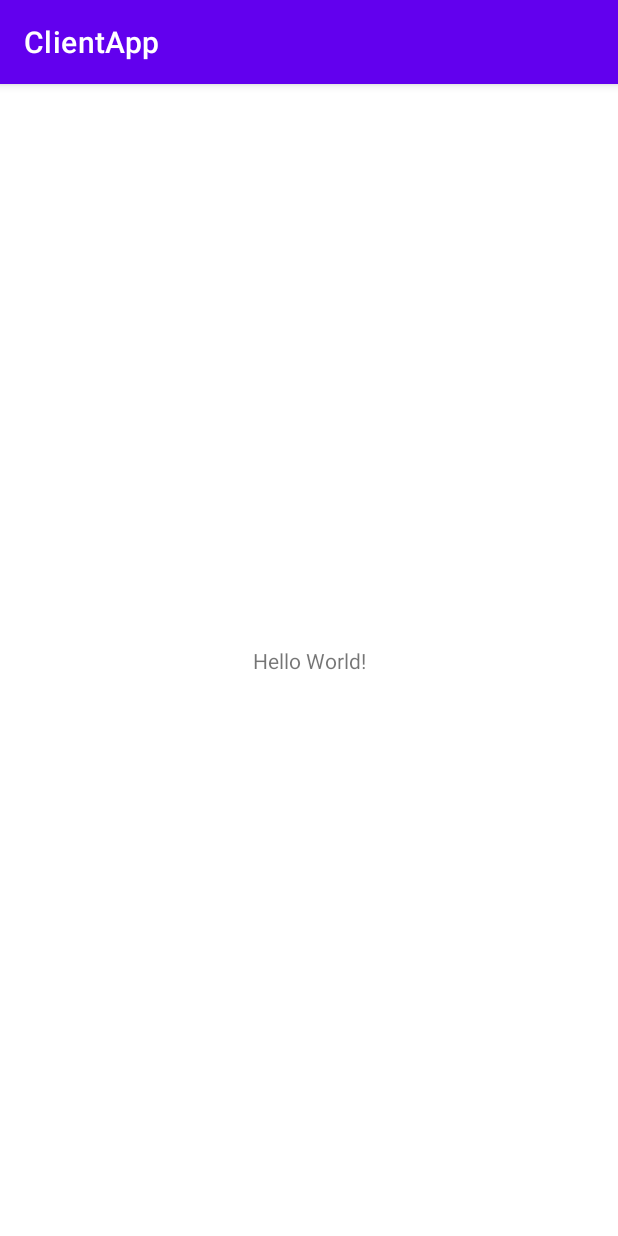
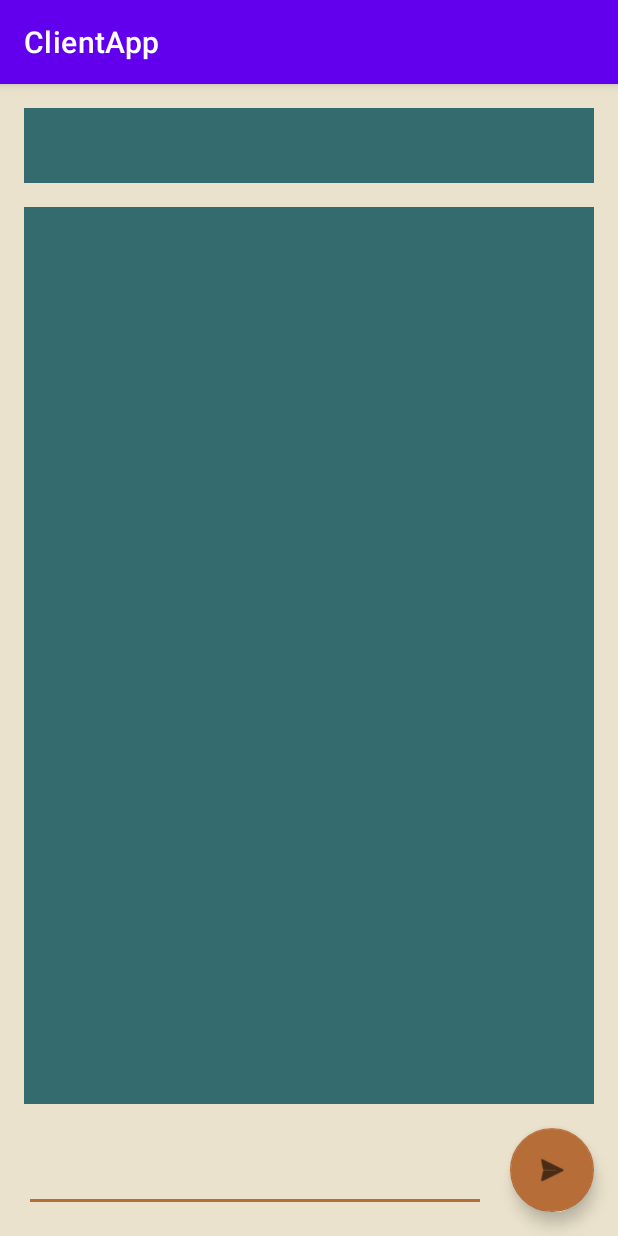
Before and after one commit to froi0409/Switch-Virtual-Modo-GUI-, an Android app: the screen it shows after launch (MainActivity), on a phone screen of 412 x 824 dp. Run offline under Robolectric (Android 15) with nearby library versions, the phone set to English and light mode, and no system bars.

Commit message:
Se ha colocado la interfaz inicial

```diff
--- a/ClientApp/app/src/main/res/layout/activity_main.xml
+++ b/ClientApp/app/src/main/res/layout/activity_main.xml
@@ -4,15 +4,76 @@
     xmlns:tools="http://schemas.android.com/tools"
     android:layout_width="match_parent"
     android:layout_height="match_parent"
+    android:background="@color/background"
+    android:backgroundTint="@color/background"
+    android:foregroundTint="@color/buttons"
+    android:foregroundTintMode="multiply"
     tools:context=".MainActivity">
 
-    <TextView
+    <com.google.android.material.floatingactionbutton.FloatingActionButton
+        android:id="@+id/btnSend"
         android:layout_width="wrap_content"
         android:layout_height="wrap_content"
-        android:text="Hello World!"
+        android:layout_marginEnd="16dp"
+        android:layout_marginBottom="16dp"
+        android:clickable="true"
+        app:backgroundTint="@color/buttons"
         app:layout_constraintBottom_toBottomOf="parent"
         app:layout_constraintEnd_toEndOf="parent"
+        app:srcCompat="@android:drawable/ic_menu_send" />
+
+    <EditText
+        android:id="@+id/txtMessage"
+        android:layout_width="0dp"
+        android:layout_height="0dp"
+        android:layout_marginStart="16dp"
+        android:layout_marginEnd="16dp"
+        android:backgroundTint="@color/buttons"
+        android:ems="10"
+        android:foregroundTint="@color/black"
+        android:inputType="textPersonName"
+        app:layout_constraintBottom_toBottomOf="@+id/btnSend"
+        app:layout_constraintEnd_toStartOf="@+id/btnSend"
+        app:layout_constraintHorizontal_bias="0.123"
         app:layout_constraintStart_toStartOf="parent"
-        app:layout_constraintTop_toTopOf="parent" />
+        app:layout_constraintTop_toTopOf="@+id/btnSend"
+        app:layout_constraintVertical_bias="1.0" />
+
+    <androidx.constraintlayout.widget.ConstraintLayout
+        android:id="@+id/constraintLayout"
+        android:layout_width="0dp"
+        android:layout_height="50dp"
+        android:layout_marginStart="16dp"
+        android:layout_marginTop="16dp"
+        android:layout_marginEnd="16dp"
+        android:background="@color/secondary"
+        android:backgroundTint="@color/secondary"
+        android:foregroundTint="@color/primary"
+        app:layout_constraintEnd_toEndOf="parent"
+        app:layout_constraintStart_toStartOf="parent"
+        app:layout_constraintTop_toTopOf="parent">
+
+    </androidx.constraintlayout.widget.ConstraintLayout>
+
+    <ScrollView
+        android:layout_width="0dp"
+        android:layout_height="0dp"
+        android:layout_marginStart="16dp"
+        android:layout_marginTop="16dp"
+        android:layout_marginEnd="16dp"
+        android:layout_marginBottom="16dp"
+        android:background="@color/secondary"
+        android:outlineProvider="none"
+        app:guidelineUseRtl="true"
+        app:layout_constraintBottom_toTopOf="@+id/txtMessage"
+        app:layout_constraintEnd_toEndOf="parent"
+        app:layout_constraintStart_toStartOf="parent"
+        app:layout_constraintTop_toBottomOf="@+id/constraintLayout">
+
+        <LinearLayout
+            android:layout_width="match_parent"
+            android:layout_height="wrap_content"
+            android:orientation="vertical" />
+    </ScrollView>
 
 </androidx.constraintlayout.widget.ConstraintLayout>
```
Also changed, not shown: ClientApp/app/src/main/res/values/colors.xml (line endings or trailing spaces).
